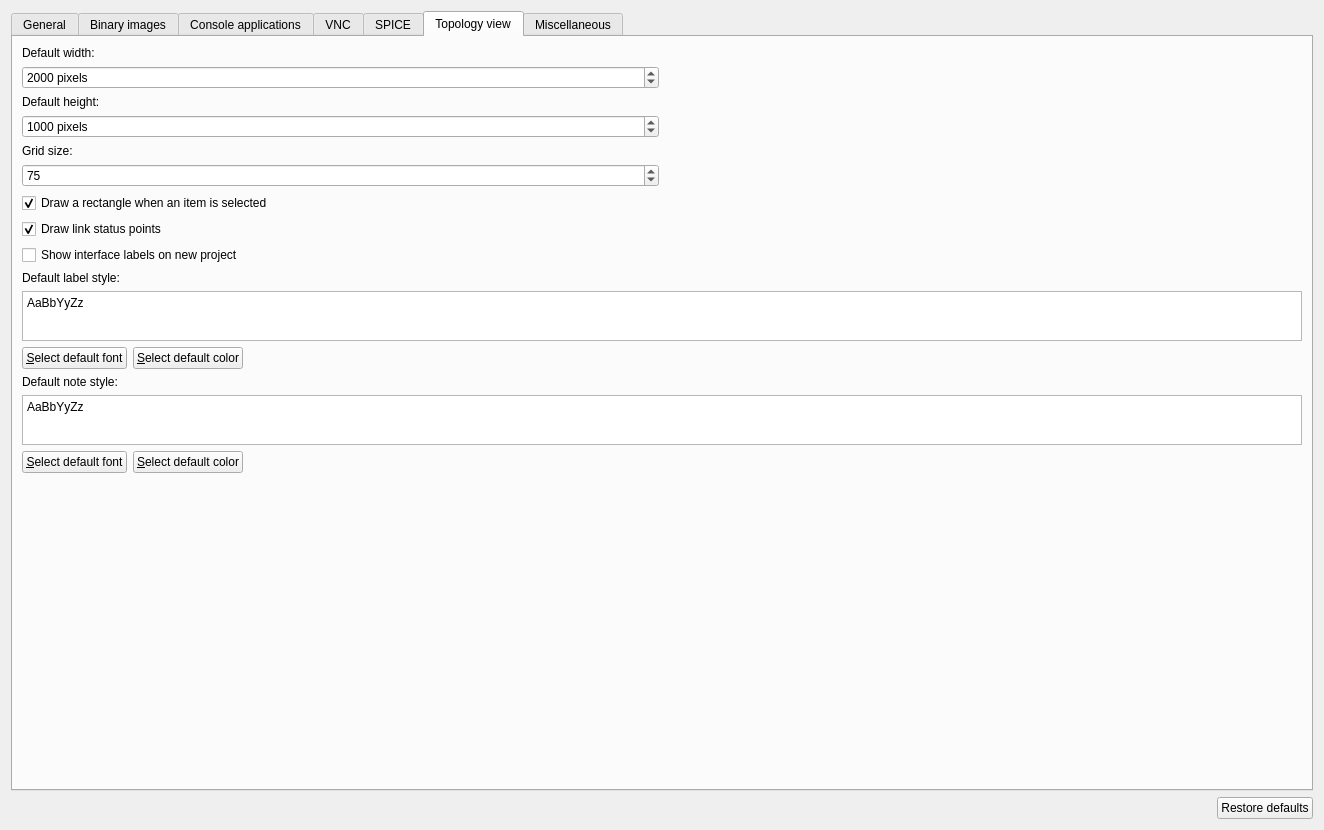
Before: the Qt Designer form gns3/ui/general_preferences_page.ui in GNS3/gns3-gui, drawn with Qt 5.
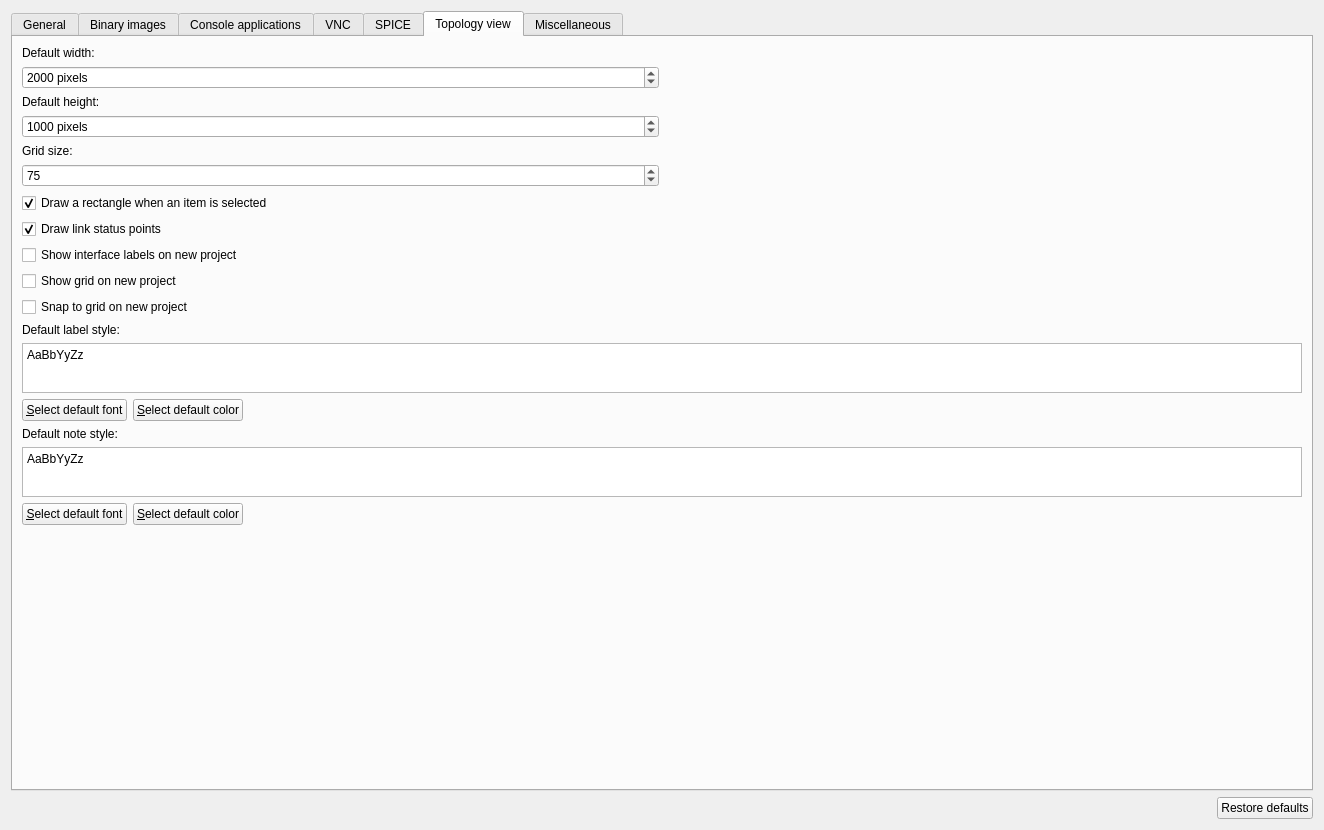
After: the same form once the commit is applied. The open tabs and pages were chosen to show the change.

Commit message: New projects can be created with show grid/snap to grid.

```diff
--- a/gns3/ui/general_preferences_page.ui
+++ b/gns3/ui/general_preferences_page.ui
@@ -747,13 +747,27 @@
         </widget>
        </item>
        <item row="9" column="0" colspan="2">
+        <widget class="QCheckBox" name="uiShowGridOnNewProject">
+         <property name="text">
+          <string>Show grid on new project</string>
+         </property>
+        </widget>
+       </item>
+       <item row="10" column="0" colspan="2">
+        <widget class="QCheckBox" name="uiSnapToGridOnNewProject">
+         <property name="text">
+          <string>Snap to grid on new project</string>
+         </property>
+        </widget>
+       </item>
+       <item row="11" column="0" colspan="2">
         <widget class="QLabel" name="uiLabelPreviewLabel">
          <property name="text">
           <string>Default label style:</string>
          </property>
         </widget>
        </item>
-       <item row="10" column="0" colspan="2">
+       <item row="12" column="0" colspan="2">
         <widget class="QPlainTextEdit" name="uiDefaultLabelStylePlainTextEdit">
          <property name="sizePolicy">
           <sizepolicy hsizetype="MinimumExpanding" vsizetype="Expanding">
@@ -775,7 +789,7 @@
          </property>
         </widget>
        </item>
-       <item row="11" column="0" colspan="2">
+       <item row="13" column="0" colspan="2">
         <layout class="QHBoxLayout" name="horizontalLayout_5">
          <item>
           <widget class="QPushButton" name="uiDefaultLabelFontPushButton">
@@ -806,14 +820,14 @@
          </item>
         </layout>
        </item>
-       <item row="12" column="0" colspan="2">
+       <item row="14" column="0" colspan="2">
         <widget class="QLabel" name="uiNotePreviewLabel">
          <property name="text">
           <string>Default note style:</string>
          </property>
         </widget>
        </item>
-       <item row="13" column="0" colspan="2">
+       <item row="15" column="0" colspan="2">
         <widget class="QPlainTextEdit" name="uiDefaultNoteStylePlainTextEdit">
          <property name="sizePolicy">
           <sizepolicy hsizetype="MinimumExpanding" vsizetype="Expanding">
@@ -835,7 +849,7 @@
          </property>
         </widget>
        </item>
-       <item row="14" column="0" colspan="2">
+       <item row="16" column="0" colspan="2">
         <layout class="QHBoxLayout" name="horizontalLayout_14">
          <item>
           <widget class="QPushButton" name="uiDefaultNoteFontPushButton">
@@ -866,7 +880,7 @@
          </item>
         </layout>
        </item>
-       <item row="15" column="1">
+       <item row="17" column="1">
         <spacer name="verticalSpacer_2">
          <property name="orientation">
           <enum>Qt::Vertical</enum>
```
The commit also changes 5 other files.
